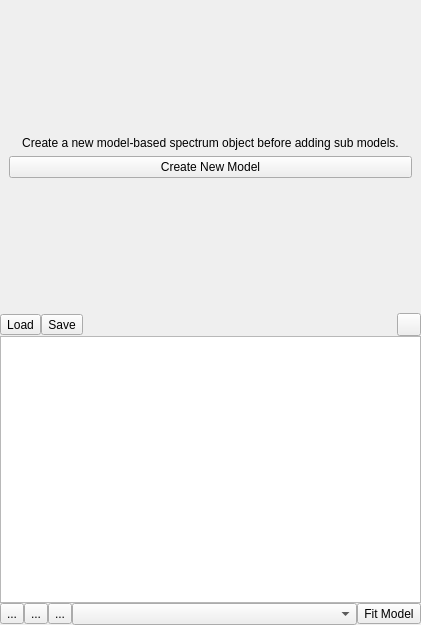
Before: the Qt Designer form specviz/plugins/model_editor/model_editor.ui in spacetelescope/specviz, drawn with Qt 5.
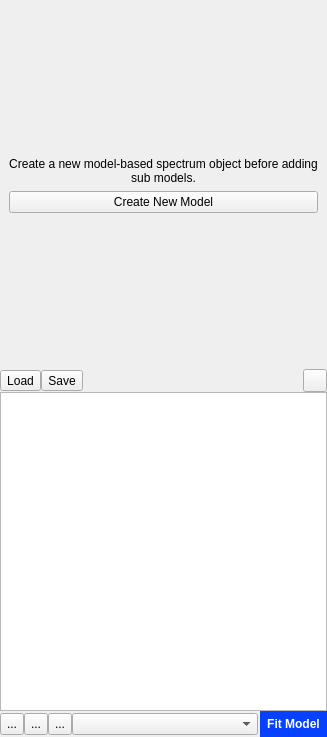
After: the same form once the commit is applied. Icons and pictures are not drawn.

The edit to the form file:
```diff
--- a/specviz/plugins/model_editor/model_editor.ui
+++ b/specviz/plugins/model_editor/model_editor.ui
@@ -6,8 +6,8 @@
    <rect>
     <x>0</x>
     <y>0</y>
-    <width>421</width>
-    <height>625</height>
+    <width>327</width>
+    <height>737</height>
    </rect>
   </property>
   <property name="windowTitle">
@@ -168,11 +168,16 @@
           <property name="autoFillBackground">
            <bool>false</bool>
           </property>
-          <layout class="QHBoxLayout" name="horizontalLayout" stretch="0,0,0,1,0">
+          <layout class="QHBoxLayout" name="horizontalLayout" stretch="0,0">
            <property name="spacing">
-            <number>0</number>
+            <number>2</number>
            </property>
            <property name="margin">
+            <number>0</number>
+           </property>
+           <item>
+            <layout class="QHBoxLayout" name="horizontalLayout_2" stretch="0,0,0,0">
+             <property name="spacing">
             <number>0</number>
            </property>
            <item>
@@ -180,7 +185,7 @@
              <property name="minimumSize">
               <size>
                <width>0</width>
-               <height>21</height>
+                 <height>22</height>
               </size>
              </property>
              <property name="text">
@@ -198,7 +203,7 @@
              <property name="minimumSize">
               <size>
                <width>0</width>
-               <height>21</height>
+                 <height>22</height>
               </size>
              </property>
              <property name="text">
@@ -216,7 +221,7 @@
              <property name="minimumSize">
               <size>
                <width>0</width>
-               <height>21</height>
+                 <height>22</height>
               </size>
              </property>
              <property name="text">
@@ -239,16 +244,28 @@
              </property>
             </widget>
            </item>
-           <item alignment="Qt::AlignVCenter">
+            </layout>
+           </item>
+           <item>
             <widget class="QToolButton" name="fit_button">
              <property name="minimumSize">
               <size>
                <width>0</width>
-               <height>21</height>
+               <height>26</height>
               </size>
              </property>
+             <property name="font">
+              <font>
+               <weight>75</weight>
+               <bold>true</bold>
+              </font>
+             </property>
+             <property name="cursor">
+              <cursorShape>PointingHandCursor</cursorShape>
+             </property>
              <property name="styleSheet">
-              <string notr="true"/>
+              <string notr="true">background-color: rgb(5, 65, 254);
+color: rgb(255, 255, 255);</string>
              </property>
              <property name="text">
               <string>Fit Model</string>
@@ -256,6 +273,9 @@
              <property name="toolButtonStyle">
               <enum>Qt::ToolButtonIconOnly</enum>
              </property>
+             <property name="autoRaise">
+              <bool>true</bool>
+             </property>
             </widget>
            </item>
           </layout>
```
Left out of the diff: 28 changed lines with no effect on the pictures. Lines whose indentation alone changed are shown as unchanged.
